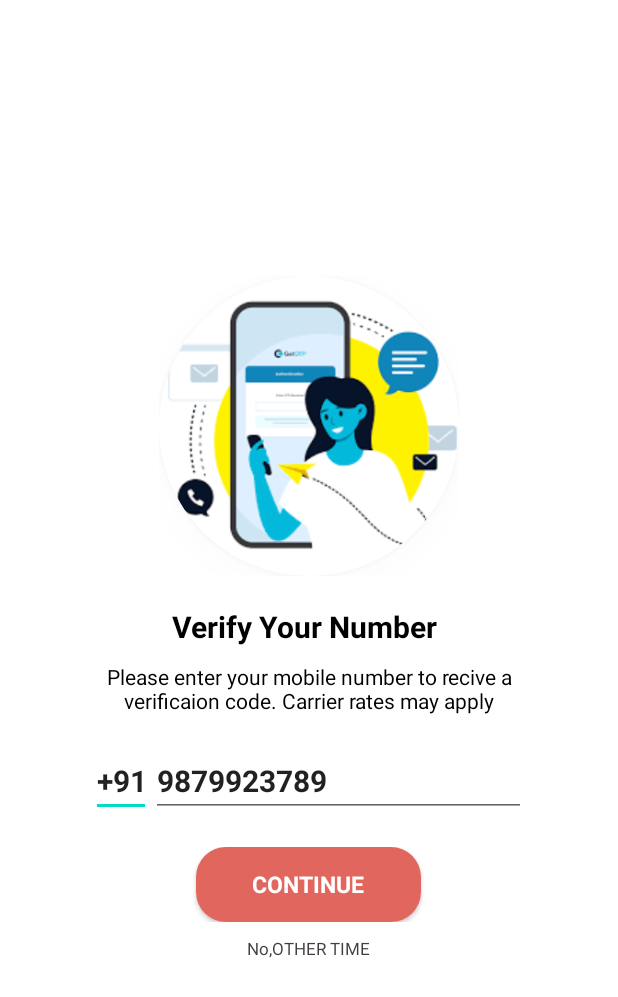
After one commit to jenish028/Material_Ui, an Android app: the Phone_veri screen opened directly, with no data from a screen before it, on a phone screen of 412 x 824 dp. The commit adds this screen. Shown: the top 997 px of the screen. Run offline under Robolectric (Android 15) with nearby library versions, the phone set to English and light mode, and no system bars.

Commit message:
19-04-2022

```diff
--- /dev/null
+++ b/app/src/main/java/com/example/material_ui/Phone_veri.java
@@ -0,0 +1,14 @@
+package com.example.material_ui;
+
+import androidx.appcompat.app.AppCompatActivity;
+
+import android.os.Bundle;
+
+public class Phone_veri extends AppCompatActivity {
+
+    @Override
+    protected void onCreate(Bundle savedInstanceState) {
+        super.onCreate(savedInstanceState);
+        setContentView(R.layout.activity_phone_veri);
+    }
+}
--- /dev/null
+++ b/app/src/main/res/drawable/ic_baseline_arrow_back_24lite.xml
@@ -0,0 +1,5 @@
+<vector android:height="24dp" android:tint="#716C6C"
+    android:viewportHeight="24" android:viewportWidth="24"
+    android:width="24dp" xmlns:android="http://schemas.android.com/apk/res/android">
+    <path android:fillColor="@android:color/white" android:pathData="M20,11H7.83l5.59,-5.59L12,4l-8,8 8,8 1.41,-1.41L7.83,13H20v-2z"/>
+</vector>
--- /dev/null
+++ b/app/src/main/res/layout/activity_phone_veri.xml
@@ -0,0 +1,157 @@
+<?xml version="1.0" encoding="utf-8"?>
+<LinearLayout xmlns:android="http://schemas.android.com/apk/res/android"
+    xmlns:app="http://schemas.android.com/apk/res-auto"
+    xmlns:tools="http://schemas.android.com/tools"
+    android:layout_width="match_parent"
+    android:layout_height="match_parent"
+    android:orientation="vertical"
+    tools:context=".Phone_veri"
+
+    >
+
+    <LinearLayout
+        android:layout_width="match_parent"
+        android:layout_height="match_parent"
+        android:gravity="center"
+        android:orientation="vertical">
+
+        <LinearLayout
+            android:layout_width="wrap_content"
+            android:layout_height="wrap_content"
+            android:layout_gravity="center"
+            android:orientation="vertical">
+
+            <androidx.cardview.widget.CardView
+                android:layout_width="200dp"
+                android:layout_height="200dp"
+                app:cardCornerRadius="100dp"
+                app:cardElevation="10dp">
+
+                <ImageView
+                    android:layout_width="wrap_content"
+                    android:layout_height="wrap_content"
+                    android:scaleType="centerCrop"
+                    android:src="@drawable/download" />
+
+            </androidx.cardview.widget.CardView>
+
+
+        </LinearLayout>
+
+        <LinearLayout
+            android:layout_width="wrap_content"
+            android:layout_height="wrap_content"
+            android:layout_gravity="center"
+            android:layout_marginTop="20dp"
+            android:orientation="vertical"
+
+            >
+
+            <TextView
+                android:layout_width="wrap_content"
+                android:layout_height="wrap_content"
+                android:layout_gravity="center"
+                android:text="Verify Your Number "
+                android:textColor="@color/black"
+                android:textSize="20dp"
+                android:textStyle="bold" />
+
+            <TextView
+                android:layout_width="280dp"
+                android:layout_height="wrap_content"
+                android:layout_marginTop="10dp"
+                android:gravity="center"
+                android:text="Please enter your mobile number to recive a verificaion code. Carrier rates may apply"
+                android:textColor="@color/black"
+                android:textSize="14dp"
+
+                />
+        </LinearLayout>
+
+        <LinearLayout
+            android:layout_width="290dp"
+            android:layout_height="wrap_content"
+            android:layout_marginTop="20dp"
+            android:orientation="horizontal">
+
+            <LinearLayout
+                android:layout_width="40dp"
+                android:layout_height="wrap_content">
+
+                <EditText
+                    android:layout_width="wrap_content"
+                    android:layout_height="wrap_content"
+                    android:inputType="numberDecimal"
+                    android:text="+91"
+                    android:textSize="20dp"
+                    android:textStyle="bold" />
+
+
+            </LinearLayout>
+
+            <LinearLayout
+                android:layout_width="match_parent"
+                android:layout_height="wrap_content">
+
+                <EditText
+                    android:layout_width="match_parent"
+                    android:layout_height="match_parent"
+                    android:inputType="numberDecimal"
+                    android:text="9879923789"
+                    android:textSize="20dp"
+                    android:textStyle="bold" />
+
+
+            </LinearLayout>
+        </LinearLayout>
+
+        <LinearLayout
+            android:layout_width="match_parent"
+            android:layout_height="wrap_content"
+            android:layout_marginTop="20dp"
+            android:gravity="center">
+
+            <androidx.cardview.widget.CardView
+                android:layout_width="150dp"
+                android:layout_height="50dp"
+                app:cardCornerRadius="20dp">
+
+                <ImageView
+                    android:layout_width="match_parent"
+                    android:layout_height="match_parent"
+                    android:src="#E1665D"
+
+                    />
+
+                <TextView
+                    android:layout_width="wrap_content"
+                    android:layout_height="wrap_content"
+                    android:layout_gravity="center"
+                    android:text="CONTINUE"
+                    android:textColor="@color/white"
+                    android:textSize="15dp"
+                    android:textStyle="bold" />
+            </androidx.cardview.widget.CardView>
+        </LinearLayout>
+
+        <LinearLayout
+            android:layout_width="match_parent"
+            android:layout_height="wrap_content"
+            android:layout_marginTop="10dp"
+            android:gravity="center">
+
+            <TextView
+                android:layout_width="wrap_content"
+                android:layout_height="wrap_content"
+
+                android:gravity="center"
+                android:text="No,OTHER TIME"
+                android:textColor="#433F3F"
+                android:textSize="11dp"
+
+                />
+
+        </LinearLayout>
+
+    </LinearLayout>
+</LinearLayout>
```
Also changed, not shown: app/src/main/AndroidManifest.xml (+9 -0 lines), app/src/main/java/com/example/material_ui/Code_veri.java (added, +14 -0 lines), app/src/main/java/com/example/material_ui/MainActivity.java (+10 -1 lines), app/src/main/java/com/example/material_ui/Verification.java (added, +41 -0 lines), app/src/main/res/layout/activity_card_overlap_profile.xml (+12 -1 lines), app/src/main/res/layout/activity_code_veri.xml (added, +116 -0 lines), app/src/main/res/layout/activity_verification.xml (added, +148 -0 lines), app/src/main/res/drawable/down.webp (added), app/src/main/res/drawable/download.png (added), app/src/main/res/drawable/phone.webp (added).
